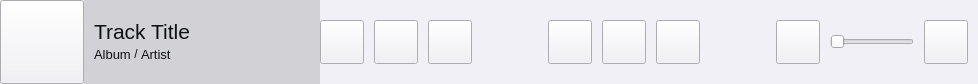
Above: ui/player_controls.ui from wvffle/humpback before the change. Below: the same form after it.
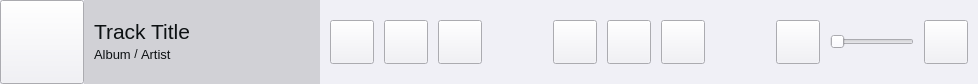
That is the form after the change. Icons and pictures are not drawn.

Commit message: feat: Add player controls icons

Patch:
```diff
--- a/ui/player_controls.ui
+++ b/ui/player_controls.ui
@@ -245,6 +245,22 @@
         </layout>
        </widget>
       </item>
+      <item>
+       <spacer name="horizontalSpacer_11">
+        <property name="orientation">
+         <enum>Qt::Horizontal</enum>
+        </property>
+        <property name="sizeType">
+         <enum>QSizePolicy::Fixed</enum>
+        </property>
+        <property name="sizeHint" stdset="0">
+         <size>
+          <width>10</width>
+          <height>20</height>
+         </size>
+        </property>
+       </spacer>
+      </item>
       <item>
        <widget class="QPushButton" name="fav">
         <property name="minimumSize">
```
Left out of the diff: 4 changed lines with no effect on the pictures. The commit also changes 17 other files.
